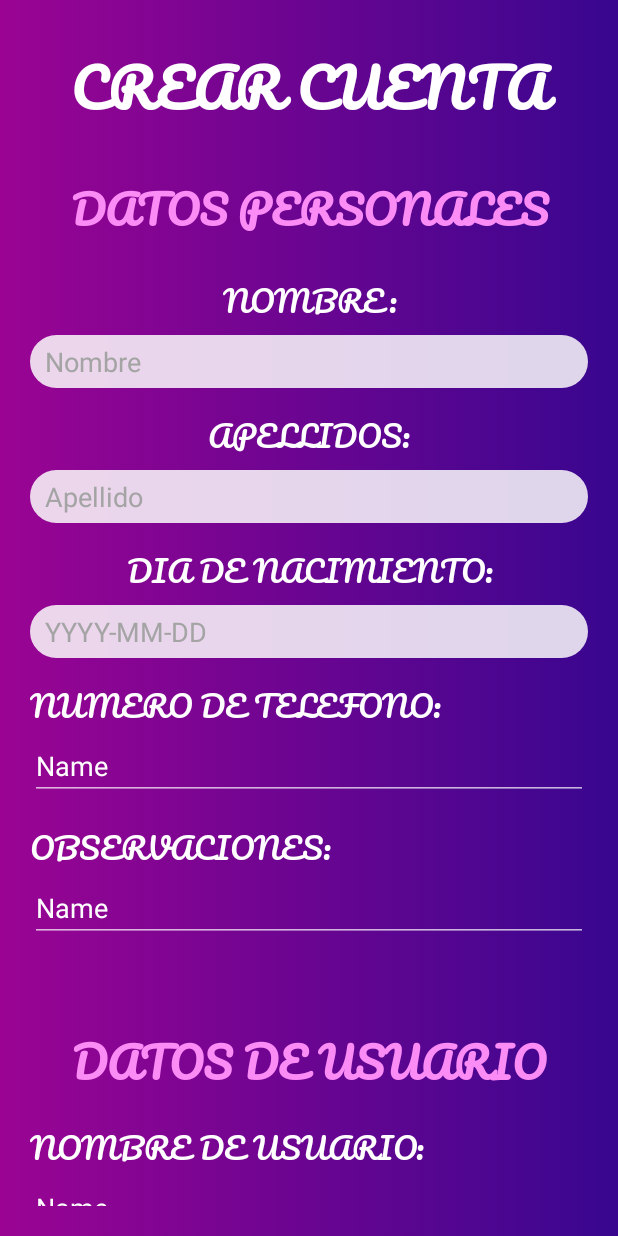
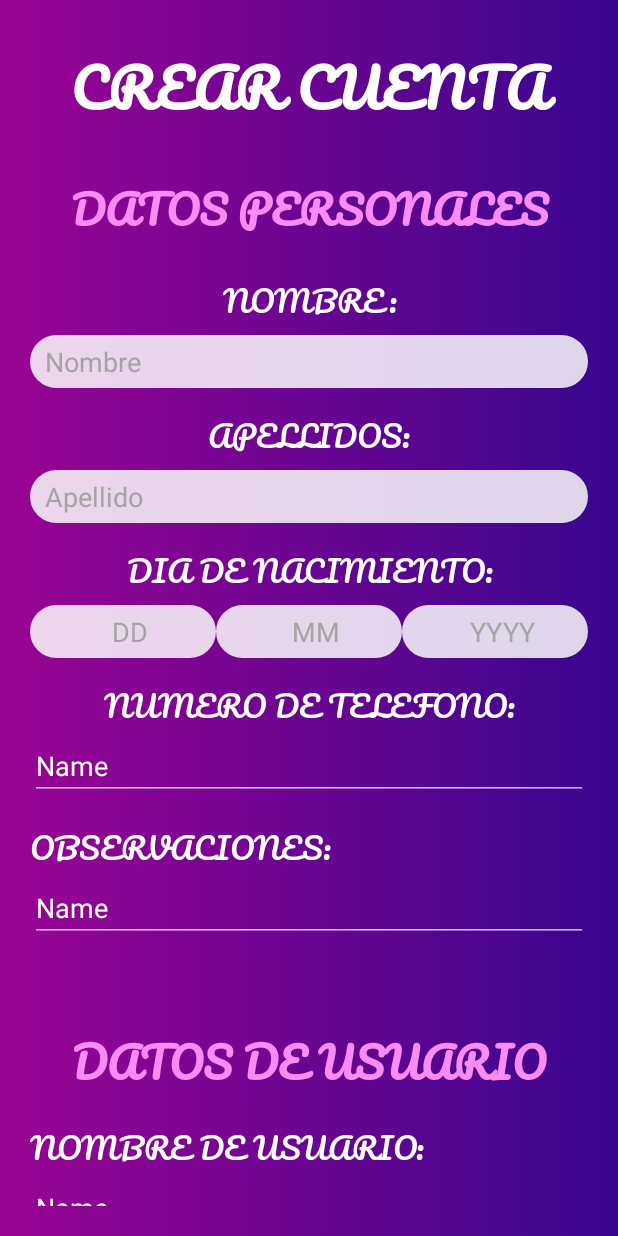
Before and after one commit to eglogis/TopRecipe, an Android app: the register screen opened directly, with no data from a screen before it, on a phone screen of 412 x 824 dp. Run offline under Robolectric (Android 15) with nearby library versions, the light colour scheme and no system bars; our stand-ins replace Volley.

Commit message:
fecha register

```diff
--- a/app/src/main/java/com/example/toprecipe/register.java
+++ b/app/src/main/java/com/example/toprecipe/register.java
@@ -20,7 +20,7 @@ import java.util.Map;
 
 public class register extends AppCompatActivity implements View.OnClickListener{
 
-    private EditText edtNombre, edtApellido, edtFechaNacimiento, edtNumeroTelefono, edtObservaciones, edtNombreUsuario, edtCorreoElectronico, edtContrasena, edtContrasenados;
+    private EditText edtNombre, edtApellido, edtDia, edtMes, edtAno, edtNumeroTelefono, edtObservaciones, edtNombreUsuario, edtCorreoElectronico, edtContrasena, edtContrasenados;
     private Button btnRegistrar;
     private double latitud, altitud;
 
@@ -50,7 +50,9 @@ public class register extends AppCompatActivity implements View.OnClickListener{
         //edittext
         edtNombre = (EditText) findViewById(R.id.edtNombre);
         edtApellido = (EditText) findViewById(R.id.edtApellido);
-        edtFechaNacimiento = (EditText) findViewById(R.id.edtFechaNacimiento);
+        edtDia = (EditText) findViewById(R.id.edtDia);
+        edtMes = (EditText) findViewById(R.id.edtMes);
+        edtAno = (EditText) findViewById(R.id.edtAno);
         edtNumeroTelefono = (EditText) findViewById(R.id.edtNumeroTelefono);
         edtObservaciones = (EditText) findViewById(R.id.edtObservaciones);
         edtNombreUsuario = (EditText) findViewById(R.id.edtNombreUsuario);
--- a/app/src/main/res/layout/activity_register.xml
+++ b/app/src/main/res/layout/activity_register.xml
@@ -118,24 +118,58 @@
                     android:textSize="20sp"
                     app:fontFamily="@font/pacifico" />
 
-                <EditText
-                    android:id="@+id/edtFechaNacimiento"
+                <LinearLayout
                     android:layout_width="match_parent"
-                    android:layout_height="35dp"
+                    android:layout_height="wrap_content"
                     android:layout_marginTop="5dp"
-                    android:background="@drawable/boton_registrate_redondo"
-                    android:ems="10"
-                    android:hint="YYYY-MM-DD"
-                    android:inputType="textPersonName"
-                    android:paddingLeft="10dp"
-                    android:textColor="#38068f"
-                    android:textColorHint="#A4A4A4" />
+                    android:orientation="horizontal">
+
+                    <EditText
+                        android:id="@+id/edtDia"
+                        android:layout_width="wrap_content"
+                        android:layout_height="35dp"
+                        android:layout_weight="1"
+                        android:background="@drawable/boton_registrate_redondo"
+                        android:ems="10"
+                        android:gravity="center"
+                        android:hint="DD"
+                        android:inputType="date"
+                        android:paddingLeft="10dp"
+                        android:textColorHint="#A4A4A4" />
+
+                    <EditText
+                        android:id="@+id/edtMes"
+                        android:layout_width="wrap_content"
+                        android:layout_height="35dp"
+                        android:layout_weight="1"
+                        android:background="@drawable/boton_registrate_redondo"
+                        android:ems="10"
+                        android:gravity="center"
+                        android:hint="MM"
+                        android:inputType="date"
+                        android:paddingLeft="10dp"
+                        android:textColorHint="#A4A4A4" />
+
+                    <EditText
+                        android:id="@+id/edtAno"
+                        android:layout_width="wrap_content"
+                        android:layout_height="35dp"
+                        android:layout_weight="1"
+                        android:background="@drawable/boton_registrate_redondo"
+                        android:ems="10"
+                        android:gravity="center"
+                        android:hint="YYYY"
+                        android:inputType="date"
+                        android:paddingLeft="10dp"
+                        android:textColorHint="#A4A4A4" />
+                </LinearLayout>
 
                 <TextView
                     android:id="@+id/textView13"
                     android:layout_width="match_parent"
                     android:layout_height="wrap_content"
                     android:layout_marginTop="10dp"
+                    android:gravity="center"
                     android:text="NUMERO DE TELEFONO:"
                     android:textColor="@android:color/background_light"
                     android:textSize="20sp"
```
